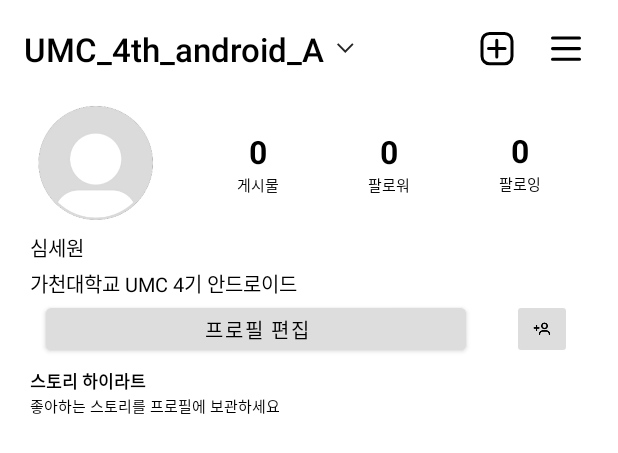
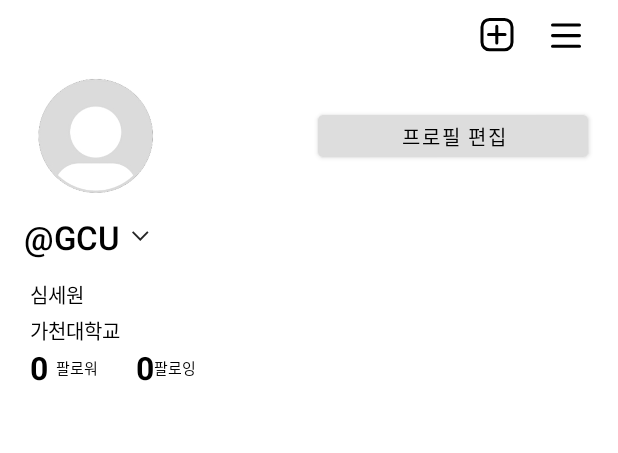
Before and after one commit to GC-Project-Space/DB_TEAM-10_twitter_front, an Android app: the layout fragment_profile.xml on its own in the app's theme, with its tools: preview values and no code run, on a phone screen of 412 x 824 dp. Shown: the top 453 px of the screen. Run offline under Robolectric (Android 15) with nearby library versions, the phone set to English and light mode, and no system bars.

Commit message:
:recycle: Refactor : 디자인 수정

```diff
--- a/twitter_front/instagram_cloneCoding/app/src/main/res/layout/fragment_profile.xml
+++ b/twitter_front/instagram_cloneCoding/app/src/main/res/layout/fragment_profile.xml
@@ -29,23 +29,6 @@
             <androidx.constraintlayout.widget.ConstraintLayout
                 android:layout_width="match_parent"
                 android:layout_height="match_parent">
-
-                <Button
-                    android:id="@+id/account"
-                    style="?android:attr/borderlessButtonStyle"
-                    android:layout_width="wrap_content"
-                    android:layout_height="wrap_content"
-                    android:backgroundTint="#FFFFFF"
-                    android:drawableEnd="@drawable/ic_arrow_bottom"
-                    android:shadowColor="#FEFEFE"
-                    android:text="UMC_4th_android_A"
-                    android:textAppearance="@style/TextAppearance.AppCompat.Body2"
-                    android:textColor="@color/black"
-                    android:textSize="22dp"
-                    app:iconTint="#000000"
-                    app:layout_constraintBottom_toBottomOf="parent"
-                    app:layout_constraintStart_toStartOf="parent"
-                    app:layout_constraintTop_toTopOf="parent" />
 
                 <LinearLayout
                     android:layout_width="wrap_content"
@@ -112,25 +95,7 @@
                 app:layout_constraintBottom_toBottomOf="parent"
                 app:layout_constraintEnd_toEndOf="parent"
                 app:layout_constraintStart_toEndOf="@+id/imageView"
-                app:layout_constraintTop_toTopOf="parent">
-
-                <TextView
-                    android:layout_width="wrap_content"
-                    android:layout_height="wrap_content"
-                    android:text="0"
-                    android:textColor="#000000"
-                    android:textSize="21dp"
-                    android:textStyle="bold" />
-
-                <TextView
-                    android:layout_width="wrap_content"
-                    android:layout_height="wrap_content"
-                    android:text="게시물"
-                    android:textColor="#000000"
-                    android:textSize="10dp" />
-
-
-            </LinearLayout>
+                app:layout_constraintTop_toTopOf="parent"/>
 
             <LinearLayout
                 android:id="@+id/linearLayout"
@@ -146,21 +111,6 @@
                 app:layout_constraintStart_toEndOf="@+id/linearLayout2"
                 app:layout_constraintTop_toTopOf="parent"
                 app:layout_constraintVertical_bias="0.501">
-
-                <TextView
-                    android:layout_width="wrap_content"
-                    android:layout_height="wrap_content"
-                    android:text="0"
-                    android:textColor="#000000"
-                    android:textSize="21dp"
-                    android:textStyle="bold" />
-
-                <TextView
-                    android:layout_width="wrap_content"
-                    android:layout_height="wrap_content"
-                    android:text="팔로워"
-                    android:textColor="#000000"
-                    android:textSize="10dp" />
 
 
             </LinearLayout>
@@ -178,26 +128,38 @@
                 app:layout_constraintTop_toTopOf="parent"
                 app:layout_constraintVertical_bias="0.488">
 
-                <TextView
-                    android:layout_width="wrap_content"
-                    android:layout_height="wrap_content"
-                    android:text="0"
-                    android:textColor="#000000"
-                    android:textSize="21dp"
-                    android:textStyle="bold" />
-
-                <TextView
-                    android:layout_width="wrap_content"
-                    android:layout_height="wrap_content"
-                    android:text="팔로잉"
-                    android:textColor="#000000"
-                    android:textSize="10dp" />
-
 
             </LinearLayout>
 
+            <Button
+                android:id="@+id/editProfile"
+                android:layout_width="180dp"
+                android:layout_height="40dp"
+                android:layout_marginEnd="20dp"
+                android:backgroundTint="#DDDDDD"
+                android:text="프로필 편집"
+                android:textColor="@color/black"
+                android:textSize="13dp"
+                app:layout_constraintBottom_toBottomOf="parent"
+                app:layout_constraintEnd_toEndOf="parent"
+                app:layout_constraintTop_toTopOf="parent" />
+
 
         </androidx.constraintlayout.widget.ConstraintLayout>
+
+        <Button
+            android:id="@+id/account"
+            style="?android:attr/borderlessButtonStyle"
+            android:layout_width="wrap_content"
+            android:layout_height="wrap_content"
+            android:backgroundTint="#FFFFFF"
+            android:drawableEnd="@drawable/ic_arrow_bottom"
+            android:shadowColor="#FEFEFE"
+            android:text="\@GCU"
+            android:textAppearance="@style/TextAppearance.AppCompat.Body2"
+            android:textColor="@color/black"
+            android:textSize="22dp"
+            app:iconTint="#000000" />
 
         <TextView
             android:id="@+id/name"
@@ -217,11 +179,14 @@
             android:layout_gravity="left"
             android:layout_marginLeft="20dp"
             android:layout_marginTop="3dp"
-            android:text="가천대학교 UMC 4기 안드로이드"
+            android:text="가천대학교"
             android:textColor="@color/black"
             android:textSize="13dp" />
 
         <!--프로필 편집 버튼-->
+
+
+        <!--스토리-->
 
 
         <androidx.constraintlayout.widget.ConstraintLayout
@@ -229,63 +194,55 @@
             android:layout_height="wrap_content">
 
 
-            <Button
-                android:id="@+id/editProfile"
-                android:layout_width="280dp"
-                android:layout_height="40dp"
-                android:backgroundTint="#DDDDDD"
-                android:text="프로필 편집"
-                android:textColor="@color/black"
-                android:textSize="13dp"
+            <TextView
+                android:id="@+id/textView11"
+                android:layout_width="wrap_content"
+                android:layout_height="wrap_content"
+                android:layout_marginStart="20dp"
+                android:text="0"
+                android:textColor="#000000"
+                android:textSize="21dp"
+                android:textStyle="bold"
                 app:layout_constraintBottom_toBottomOf="parent"
-                app:layout_constraintEnd_toStartOf="@id/search_friend"
                 app:layout_constraintStart_toStartOf="parent"
                 app:layout_constraintTop_toTopOf="parent" />
 
-            <ImageButton
-                android:id="@+id/search_friend"
-                android:layout_width="40dp"
-                android:layout_height="40dp"
-                android:adjustViewBounds="true"
-                android:backgroundTint="#DDDDDD"
-                android:maxWidth="40dp"
-                android:maxHeight="40dp"
-                android:scaleType="fitCenter"
-                android:src="@drawable/ic_recommend_friend"
+            <TextView
+                android:id="@+id/textView17"
+                android:layout_width="wrap_content"
+                android:layout_height="wrap_content"
+                android:layout_marginStart="5dp"
+                android:text="팔로워"
+                android:textColor="#000000"
+                android:textSize="10dp"
                 app:layout_constraintBottom_toBottomOf="parent"
-                app:layout_constraintEnd_toEndOf="parent"
-                app:layout_constraintStart_toEndOf="@+id/editProfile"
+                app:layout_constraintStart_toEndOf="@+id/textView11"
+                app:layout_constraintTop_toTopOf="parent" />
+
+            <TextView
+                android:id="@+id/textView18"
+                android:layout_width="wrap_content"
+                android:layout_height="wrap_content"
+                android:layout_marginStart="25dp"
+                android:text="0"
+                android:textColor="#000000"
+                android:textSize="21dp"
+                android:textStyle="bold"
+                app:layout_constraintBottom_toBottomOf="parent"
+                app:layout_constraintStart_toEndOf="@+id/textView17"
+                app:layout_constraintTop_toTopOf="parent" />
+
+            <TextView
+                android:layout_width="wrap_content"
+                android:layout_height="wrap_content"
+                android:text="팔로잉"
+                android:textColor="#000000"
+                android:textSize="10dp"
+                app:layout_constraintBottom_toBottomOf="parent"
+                app:layout_constraintStart_toEndOf="@+id/textView18"
                 app:layout_constraintTop_toTopOf="parent" />
 
         </androidx.constraintlayout.widget.ConstraintLayout>
-
-
-        <!--스토리-->
-        <TextView
-            android:layout_width="wrap_content"
-            android:layout_height="wrap_content"
-            android:layout_gravity="left"
-            android:layout_marginTop="6dp"
-            android:layout_marginLeft="20dp"
-            android:text="스토리 하이라트"
-            android:textColor="@color/black"
-            android:textSize="11dp"
-            android:textStyle="bold" />
-        <TextView
-            android:layout_width="wrap_content"
-            android:layout_height="wrap_content"
-            android:layout_gravity="left"
-            android:layout_marginLeft="20dp"
-            android:text="좋아하는 스토리를 프로필에 보관하세요"
-            android:textColor="@color/black"
-            android:textSize="10dp"
-            android:layout_marginBottom="6dp"/>
-
-        <androidx.recyclerview.widget.RecyclerView
-            android:id="@+id/highlight_recyclerView"
-            android:layout_width="match_parent"
-            android:layout_height="91dp" />
-
 
         <LinearLayout
             android:layout_width="match_parent"
```
Also changed, not shown: twitter_front/instagram_cloneCoding/app/src/main/res/layout/activity_login.xml (+7 -30 lines), twitter_front/instagram_cloneCoding/app/src/main/res/layout/fragment_home.xml (+8 -10 lines), twitter_front/instagram_cloneCoding/app/src/main/res/layout/post_item.xml (+13 -12 lines).
